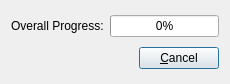
This is scribus/ui/multiprogressdialog.ui in scribusproject/scribus as Qt 5 draws it before an edit. The edited form follows.
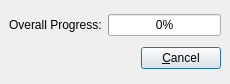
This is the edited form.

Commit message: #16472: Unify margins and spacing for dialogs, set 7 <bubu>

What changed in the file:
```diff
--- a/scribus/ui/multiprogressdialog.ui
+++ b/scribus/ui/multiprogressdialog.ui
@@ -15,7 +15,19 @@
   <property name="sizeGripEnabled" >
    <bool>false</bool>
   </property>
-  <layout class="QVBoxLayout" >
+  <layout class="QVBoxLayout">
+   <property name="leftMargin">
+    <number>9</number>
+   </property>
+   <property name="topMargin">
+    <number>9</number>
+   </property>
+   <property name="rightMargin">
+    <number>9</number>
+   </property>
+   <property name="bottomMargin">
+    <number>9</number>
+   </property>
    <item>
     <layout class="QGridLayout" >
      <item row="0" column="0" >
@@ -38,13 +50,7 @@
     </layout>
    </item>
    <item>
-    <layout class="QHBoxLayout" >
-     <property name="spacing" >
-      <number>6</number>
-     </property>
-     <property name="margin" >
-      <number>0</number>
-     </property>
+    <layout class="QHBoxLayout">
      <item>
       <spacer>
        <property name="orientation" >
@@ -78,7 +84,6 @@
    </item>
   </layout>
  </widget>
- <layoutdefault spacing="6" margin="11" />
  <includes>
   <include location="local" >scribusapi.h</include>
  </includes>
```
Left out of the diff: 47 changed lines with no effect on the pictures. The commit also changes 7 other files.
